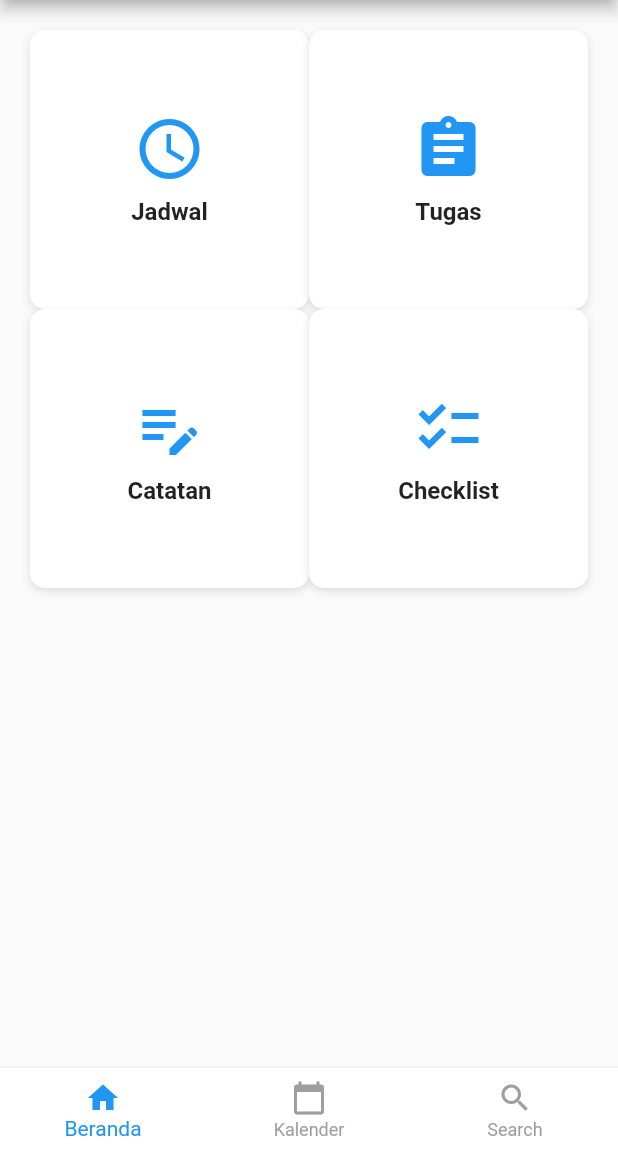
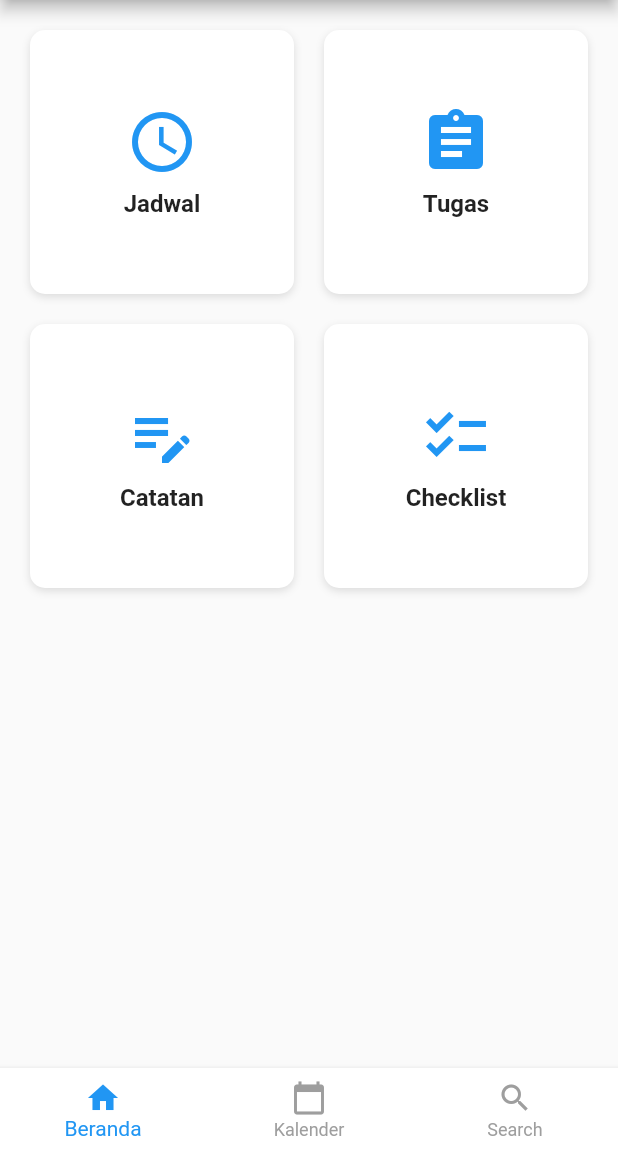
Before and after one commit to gugumrg/Student_notes, a Flutter app: the screen it shows after launch, on a phone screen of 412 x 824 dp, the part 84-1236 px from its top. Run offline on Flutter 3.47's test engine with Material 2 defaults, Android fonts, the light colour scheme and no system bars; our stand-ins replace flutter_local_notifications, shared_preferences, timezone.

Commit message:
Update Micro

```diff
--- a/lib/beranda.dart
+++ b/lib/beranda.dart
@@ -22,6 +22,8 @@ class HomeScreen extends StatelessWidget {
         body: GridView.count(
           crossAxisCount: 2,
           padding: const EdgeInsets.all(20.0),
+          mainAxisSpacing: 20.0, // Jarak vertikal antara kotak menu
+          crossAxisSpacing: 20.0, // Jarak horizontal antara kotak menu
           children: [
             MenuCard(
               icon: Icons.schedule,
@@ -88,6 +90,7 @@ class MenuCard extends StatelessWidget {
     return GestureDetector(
       onTap: onTap,
       child: Container(
+        padding: const EdgeInsets.all(16.0), // Jarak dalam kotak menu
         decoration: BoxDecoration(
           color: Colors.white,
           borderRadius: BorderRadius.circular(10.0),
--- a/lib/main.dart
+++ b/lib/main.dart
@@ -32,7 +32,7 @@ class _HomeAppState extends State<HomeApp> {
       home: Scaffold(
         appBar: null, // Menghilangkan AppBar
         body: AnimatedSwitcher(
-          duration: Duration(milliseconds: 300),
+          duration: const Duration(milliseconds: 300),
           child: _screens[_currentIndex],
           transitionBuilder: (Widget child, Animation<double> animation) {
             return FadeTransition(
```
Also changed, not shown: pubspec.lock.
